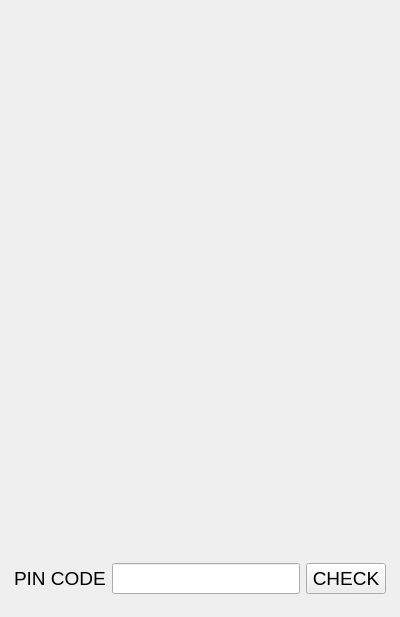
Above: BVMClient/StageSelectProduct.ui from roger0816/BVM before the change. Below: the same form after it.
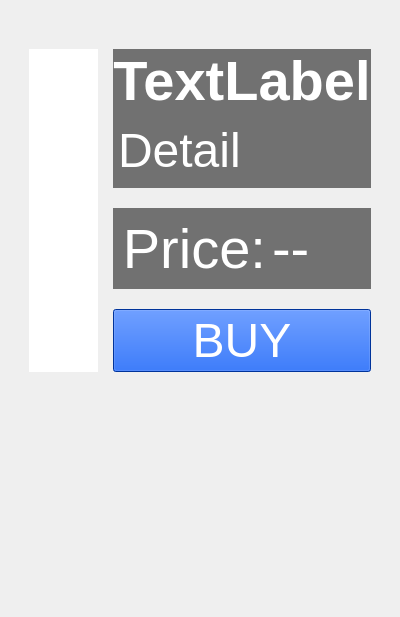
That is the form after the change. Custom widgets are drawn as their Qt base class.

```diff
--- a/BVMClient/StageSelectProduct.ui
+++ b/BVMClient/StageSelectProduct.ui
@@ -31,7 +31,22 @@
    </property>
    <item row="0" column="0">
     <widget class="QWidget" name="wBg" native="true">
-     <layout class="QGridLayout" name="gridLayout_2" rowstretch="9,1">
+     <layout class="QGridLayout" name="gridLayout_2" rowstretch="9">
+      <property name="leftMargin">
+       <number>20</number>
+      </property>
+      <property name="topMargin">
+       <number>40</number>
+      </property>
+      <property name="rightMargin">
+       <number>20</number>
+      </property>
+      <property name="bottomMargin">
+       <number>20</number>
+      </property>
+      <property name="spacing">
+       <number>15</number>
+      </property>
       <item row="0" column="0">
        <widget class="QWidget" name="widget" native="true">
         <layout class="QGridLayout" name="gridLayout_4" rowstretch="1,2">
@@ -48,7 +63,200 @@
           <number>0</number>
          </property>
          <item row="0" column="0">
-          <widget class="LayerProductContent" name="wContent" native="true"/>
+          <widget class="QWidget" name="wContent" native="true">
+           <layout class="QGridLayout" name="gridLayout_5" columnstretch="1,1" columnminimumwidth="1,1">
+            <property name="spacing">
+             <number>15</number>
+            </property>
+            <item row="0" column="0">
+             <widget class="QWidget" name="wLeft" native="true">
+              <property name="styleSheet">
+               <string notr="true">QWidget#wLeft{background-color: rgb(255, 255, 255);}</string>
+              </property>
+              <layout class="QGridLayout" name="gridLayout_6">
+               <property name="leftMargin">
+                <number>0</number>
+               </property>
+               <property name="topMargin">
+                <number>0</number>
+               </property>
+               <property name="rightMargin">
+                <number>0</number>
+               </property>
+               <property name="bottomMargin">
+                <number>0</number>
+               </property>
+               <property name="spacing">
+                <number>0</number>
+               </property>
+               <item row="0" column="0">
+                <widget class="QWidget" name="widget_2" native="true">
+                 <layout class="QGridLayout" name="gridLayout_3">
+                  <item row="0" column="0">
+                   <widget class="QLabel" name="wImage">
+                    <property name="text">
+                     <string/>
+                    </property>
+                   </widget>
+                  </item>
+                 </layout>
+                </widget>
+               </item>
+              </layout>
+             </widget>
+            </item>
+            <item row="0" column="1">
+             <widget class="QWidget" name="wRight" native="true">
+              <layout class="QGridLayout" name="gridLayout_7" rowstretch="2,1,1" rowminimumheight="2,1,1">
+               <property name="leftMargin">
+                <number>0</number>
+               </property>
+               <property name="topMargin">
+                <number>0</number>
+               </property>
+               <property name="rightMargin">
+                <number>0</number>
+               </property>
+               <property name="bottomMargin">
+                <number>0</number>
+               </property>
+               <property name="spacing">
+                <number>20</number>
+               </property>
+               <item row="0" column="0">
+                <widget class="QWidget" name="widget_3" native="true">
+                 <property name="styleSheet">
+                  <string notr="true">QWidget#widget_3{background-color: rgb(113, 113, 113);}
+</string>
+                 </property>
+                 <layout class="QGridLayout" name="gridLayout_8">
+                  <property name="leftMargin">
+                   <number>0</number>
+                  </property>
+                  <property name="topMargin">
+                   <number>0</number>
+                  </property>
+                  <property name="rightMargin">
+                   <number>0</number>
+                  </property>
+                  <property name="bottomMargin">
+                   <number>0</number>
+                  </property>
+                  <item row="0" column="0">
+                   <widget class="QLabel" name="lbName">
+                    <property name="font">
+                     <font>
+                      <pointsize>42</pointsize>
+                      <weight>75</weight>
+                      <bold>true</bold>
+                     </font>
+                    </property>
+                    <property name="styleSheet">
+                     <string notr="true">color: rgb(255, 255, 255);</string>
+                    </property>
+                    <property name="text">
+                     <string>TextLabel</string>
+                    </property>
+                    <property name="alignment">
+                     <set>Qt::AlignCenter</set>
+                    </property>
+                   </widget>
+                  </item>
+                  <item row="1" column="0">
+                   <widget class="QTextEdit" name="txtDetail">
+                    <property name="font">
+                     <font>
+                      <pointsize>42</pointsize>
+                     </font>
+                    </property>
+                    <property name="styleSheet">
+                     <string notr="true">background-color: rgba(255, 255, 255, 0);
+color: rgb(255, 255, 255);</string>
+                    </property>
+                    <property name="readOnly">
+                     <bool>true</bool>
+                    </property>
+                    <property name="html">
+                     <string>&lt;!DOCTYPE HTML PUBLIC &quot;-//W3C//DTD HTML 4.0//EN&quot; &quot;http://www.w3.org/TR/REC-html40/strict.dtd&quot;&gt;
+&lt;html&gt;&lt;head&gt;&lt;meta name=&quot;qrichtext&quot; content=&quot;1&quot; /&gt;&lt;style type=&quot;text/css&quot;&gt;
+p, li { white-space: pre-wrap; }
+&lt;/style&gt;&lt;/head&gt;&lt;body style=&quot; font-family:'Sans Serif'; font-size:42pt; font-weight:400; font-style:normal;&quot;&gt;
+&lt;p style=&quot; margin-top:0px; margin-bottom:0px; margin-left:0px; margin-right:0px; -qt-block-indent:0; text-indent:0px;&quot;&gt;&lt;span style=&quot; font-size:36pt;&quot;&gt;Detail&lt;/span&gt;&lt;/p&gt;&lt;/body&gt;&lt;/html&gt;</string>
+                    </property>
+                   </widget>
+                  </item>
+                 </layout>
+                </widget>
+               </item>
+               <item row="1" column="0">
+                <widget class="QWidget" name="widget_4" native="true">
+                 <property name="styleSheet">
+                  <string notr="true">QWidget#widget_4{background-color: rgb(113, 113, 113);}</string>
+                 </property>
+                 <layout class="QGridLayout" name="gridLayout_9">
+                  <item row="0" column="0">
+                   <widget class="QLabel" name="label_2">
+                    <property name="font">
+                     <font>
+                      <pointsize>42</pointsize>
+                     </font>
+                    </property>
+                    <property name="styleSheet">
+                     <string notr="true">color: rgb(255, 255, 255);</string>
+                    </property>
+                    <property name="text">
+                     <string>Price:</string>
+                    </property>
+                    <property name="alignment">
+                     <set>Qt::AlignRight|Qt::AlignTrailing|Qt::AlignVCenter</set>
+                    </property>
+                   </widget>
+                  </item>
+                  <item row="0" column="1">
+                   <widget class="QLabel" name="lbPrice">
+                    <property name="font">
+                     <font>
+                      <pointsize>42</pointsize>
+                     </font>
+                    </property>
+                    <property name="styleSheet">
+                     <string notr="true">color: rgb(255, 255, 255);</string>
+                    </property>
+                    <property name="text">
+                     <string>--</string>
+                    </property>
+                   </widget>
+                  </item>
+                 </layout>
+                </widget>
+               </item>
+               <item row="2" column="0">
+                <widget class="QPushButton" name="pushButton">
+                 <property name="sizePolicy">
+                  <sizepolicy hsizetype="Minimum" vsizetype="Minimum">
+                   <horstretch>0</horstretch>
+                   <verstretch>0</verstretch>
+                  </sizepolicy>
+                 </property>
+                 <property name="font">
+                  <font>
+                   <pointsize>36</pointsize>
+                  </font>
+                 </property>
+                 <property name="styleSheet">
+                  <string notr="true">background-color: rgb(0, 72, 216);
+color: rgb(255, 255, 255);</string>
+                 </property>
+                 <property name="text">
+                  <string>BUY</string>
+                 </property>
+                </widget>
+               </item>
+              </layout>
+             </widget>
+            </item>
+           </layout>
+          </widget>
          </item>
          <item row="1" column="0">
           <widget class="QWidget" name="wBtnGroup" native="true"/>
@@ -56,59 +264,11 @@
         </layout>
        </widget>
       </item>
-      <item row="1" column="0">
-       <widget class="QWidget" name="widget_2" native="true">
-        <property name="font">
-         <font>
-          <pointsize>14</pointsize>
-         </font>
-        </property>
-        <layout class="QGridLayout" name="gridLayout_3">
-         <property name="leftMargin">
-          <number>5</number>
-         </property>
-         <property name="topMargin">
-          <number>0</number>
-         </property>
-         <property name="rightMargin">
-          <number>5</number>
-         </property>
-         <property name="bottomMargin">
-          <number>0</number>
-         </property>
-         <item row="0" column="1">
-          <widget class="QLineEdit" name="lineEdit"/>
-         </item>
-         <item row="0" column="2">
-          <widget class="QPushButton" name="pushButton">
-           <property name="text">
-            <string>CHECK</string>
-           </property>
-          </widget>
-         </item>
-         <item row="0" column="0">
-          <widget class="QLabel" name="label">
-           <property name="text">
-            <string>PIN CODE</string>
-           </property>
-          </widget>
-         </item>
-        </layout>
-       </widget>
-      </item>
      </layout>
     </widget>
    </item>
   </layout>
  </widget>
- <customwidgets>
-  <customwidget>
-   <class>LayerProductContent</class>
-   <extends>QWidget</extends>
-   <header>LayerProductContent.h</header>
-   <container>1</container>
-  </customwidget>
- </customwidgets>
  <resources/>
  <connections/>
 </ui>
```
